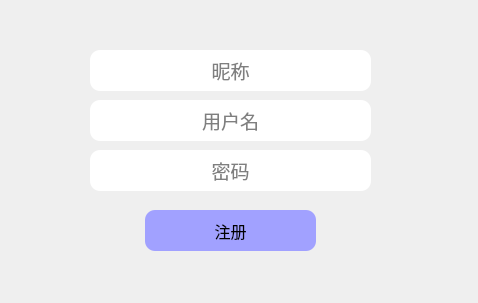
Above: registerdialog.ui from ThunderStones/qt-MusicPlayer before the change. Below: the same form after it.
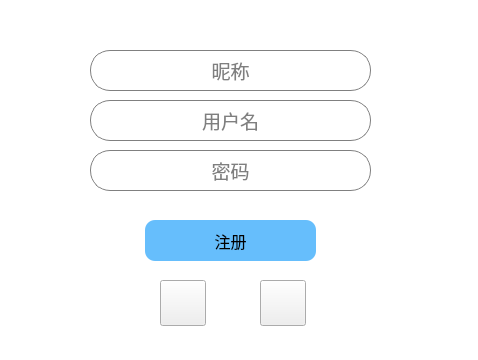
That is the form after the change.

Diff of the .ui file:
```diff
--- a/registerdialog.ui
+++ b/registerdialog.ui
@@ -7,7 +7,7 @@
     <x>0</x>
     <y>0</y>
     <width>478</width>
-    <height>303</height>
+    <height>360</height>
    </rect>
   </property>
   <property name="windowTitle">
@@ -24,20 +24,29 @@
 #regBtn{
 	border: 0px;
 	border-radius: 10px;
-	background-color: rgb(161, 161, 255);
+	background-color: rgb(102, 190, 252);
 }
 #regBtn:hover{
 	background-color: rgb(120, 129, 255);
 }
-#regBtn:pressed{
-background-color: rgb(97, 92, 255);
+
+#registerDialog{
+	background-color: white;
+}
+
+#registerDialog QLineEdit{
+	border: 1px solid grey;
+	border-radius: 20px;
+}
+#registerDialog QLineEdit:focus{
+	border: 1px solid blue;
 }</string>
   </property>
   <widget class="QPushButton" name="regBtn">
    <property name="geometry">
     <rect>
      <x>145</x>
-     <y>210</y>
+     <y>220</y>
      <width>171</width>
      <height>41</height>
     </rect>
@@ -69,10 +78,7 @@
     </font>
    </property>
    <property name="styleSheet">
-    <string notr="true">#nickName{
-	border: 0px;
-	border-radius: 10px;
-}</string>
+    <string notr="true"/>
    </property>
    <property name="alignment">
     <set>Qt::AlignCenter</set>
@@ -102,10 +108,7 @@
     <string>&lt;html&gt;&lt;head/&gt;&lt;body&gt;&lt;p&gt;a&lt;/p&gt;&lt;/body&gt;&lt;/html&gt;</string>
    </property>
    <property name="styleSheet">
-    <string notr="true">#userName{
-	border: 0px;
-	border-radius: 10px;
-}</string>
+    <string notr="true"/>
    </property>
    <property name="inputMethodHints">
     <set>Qt::ImhDigitsOnly|Qt::ImhLatinOnly</set>
@@ -132,10 +135,7 @@
     </font>
    </property>
    <property name="styleSheet">
-    <string notr="true">#password{
-	border: 0px;
-	border-radius: 10px;
-}</string>
+    <string notr="true"/>
    </property>
    <property name="inputMethodHints">
     <set>Qt::ImhDigitsOnly|Qt::ImhHiddenText|Qt::ImhLatinOnly|Qt::ImhNoAutoUppercase|Qt::ImhNoPredictiveText|Qt::ImhSensitiveData</set>
@@ -150,6 +150,32 @@
     <string>密码</string>
    </property>
   </widget>
+  <widget class="QPushButton" name="pushButton">
+   <property name="geometry">
+    <rect>
+     <x>160</x>
+     <y>280</y>
+     <width>46</width>
+     <height>46</height>
+    </rect>
+   </property>
+   <property name="text">
+    <string/>
+   </property>
+  </widget>
+  <widget class="QPushButton" name="pushButton_2">
+   <property name="geometry">
+    <rect>
+     <x>260</x>
+     <y>280</y>
+     <width>46</width>
+     <height>46</height>
+    </rect>
+   </property>
+   <property name="text">
+    <string/>
+   </property>
+  </widget>
  </widget>
  <resources/>
  <connections/>
```
Left out of the diff: 5 changed lines with no effect on the pictures.
